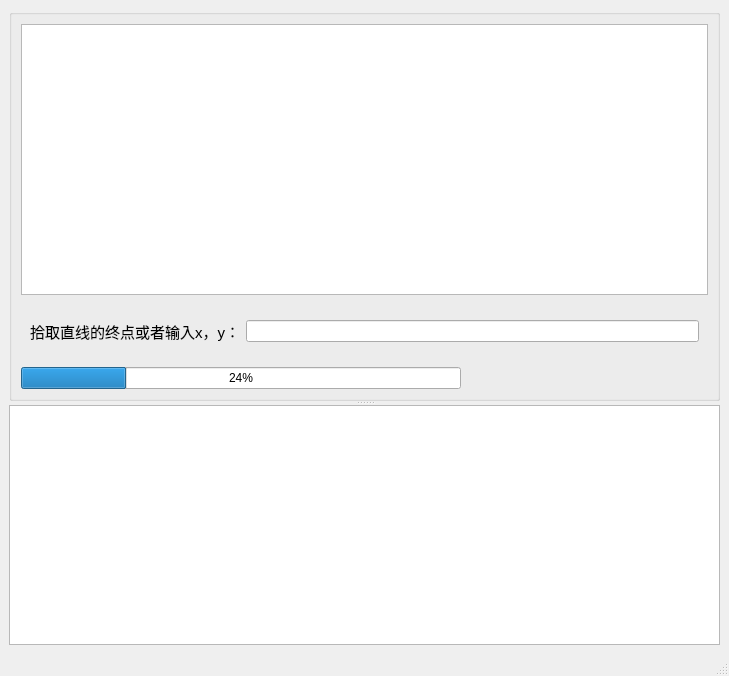
Before: the Qt Designer form finite-element-cuda-new/MainWindow.ui in epocode/finite-element-cuda-new, drawn with Qt 5.
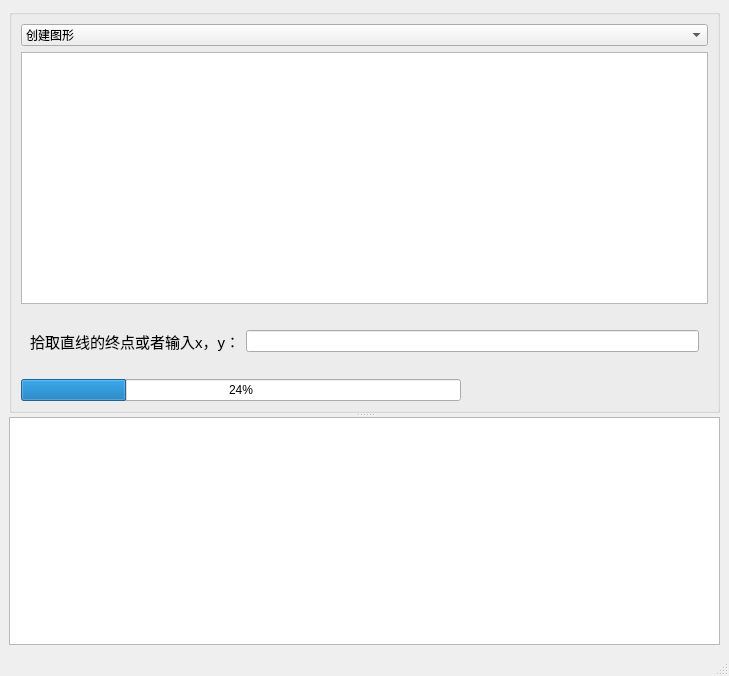
After: the same form once the commit is applied. Custom widgets are drawn as their Qt base class.

What changed in the file:
```diff
--- a/finite-element-cuda-new/MainWindow.ui
+++ b/finite-element-cuda-new/MainWindow.ui
@@ -24,31 +24,8 @@
        <property name="title">
         <string/>
        </property>
-       <layout class="QGridLayout" name="gridLayout_3" rowstretch="5,0,0,0" columnstretch="1">
+       <layout class="QGridLayout" name="gridLayout_3" rowstretch="1,3,1,1,1" columnstretch="1">
         <item row="3" column="0">
-         <widget class="QProgressBar" name="progressBar">
-          <property name="maximumSize">
-           <size>
-            <width>440</width>
-            <height>16777215</height>
-           </size>
-          </property>
-          <property name="value">
-           <number>24</number>
-          </property>
-         </widget>
-        </item>
-        <item row="0" column="0" rowspan="2">
-         <widget class="MyGraphicsView" name="graphicsView">
-          <property name="maximumSize">
-           <size>
-            <width>16777215</width>
-            <height>16777215</height>
-           </size>
-          </property>
-         </widget>
-        </item>
-        <item row="2" column="0">
          <widget class="MyStackedWidget" name="myStackedWidget">
           <property name="font">
            <font>
@@ -114,6 +91,66 @@
           </widget>
          </widget>
         </item>
+        <item row="4" column="0">
+         <widget class="QProgressBar" name="progressBar">
+          <property name="maximumSize">
+           <size>
+            <width>440</width>
+            <height>16777215</height>
+           </size>
+          </property>
+          <property name="value">
+           <number>24</number>
+          </property>
+         </widget>
+        </item>
+        <item row="1" column="0" rowspan="2">
+         <widget class="MyGraphicsView" name="graphicsView">
+          <property name="maximumSize">
+           <size>
+            <width>16777215</width>
+            <height>16777215</height>
+           </size>
+          </property>
+         </widget>
+        </item>
+        <item row="0" column="0">
+         <widget class="QComboBox" name="toolBarSelectComboBox">
+          <property name="currentIndex">
+           <number>0</number>
+          </property>
+          <item>
+           <property name="text">
+            <string>创建图形</string>
+           </property>
+          </item>
+          <item>
+           <property name="text">
+            <string>网格</string>
+           </property>
+          </item>
+          <item>
+           <property name="text">
+            <string>设置属性</string>
+           </property>
+          </item>
+          <item>
+           <property name="text">
+            <string>添加荷载</string>
+           </property>
+          </item>
+          <item>
+           <property name="text">
+            <string>计算</string>
+           </property>
+          </item>
+          <item>
+           <property name="text">
+            <string>可视化</string>
+           </property>
+          </item>
+         </widget>
+        </item>
        </layout>
       </widget>
       <widget class="QTextEdit" name="outputEdit"/>
```
